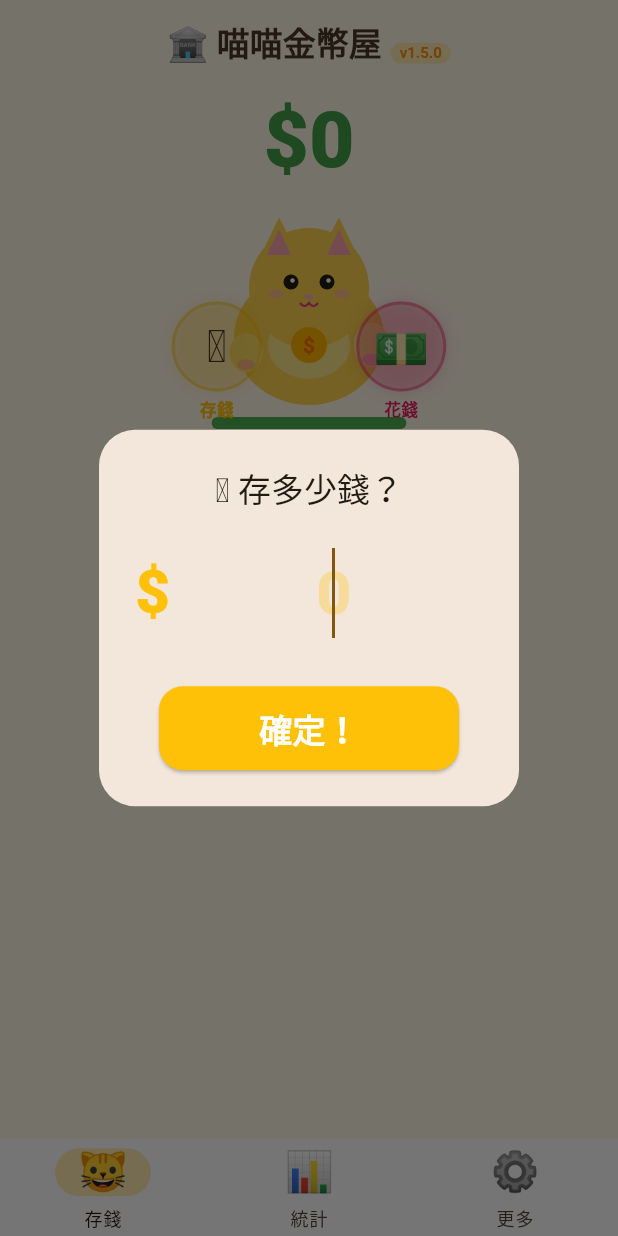
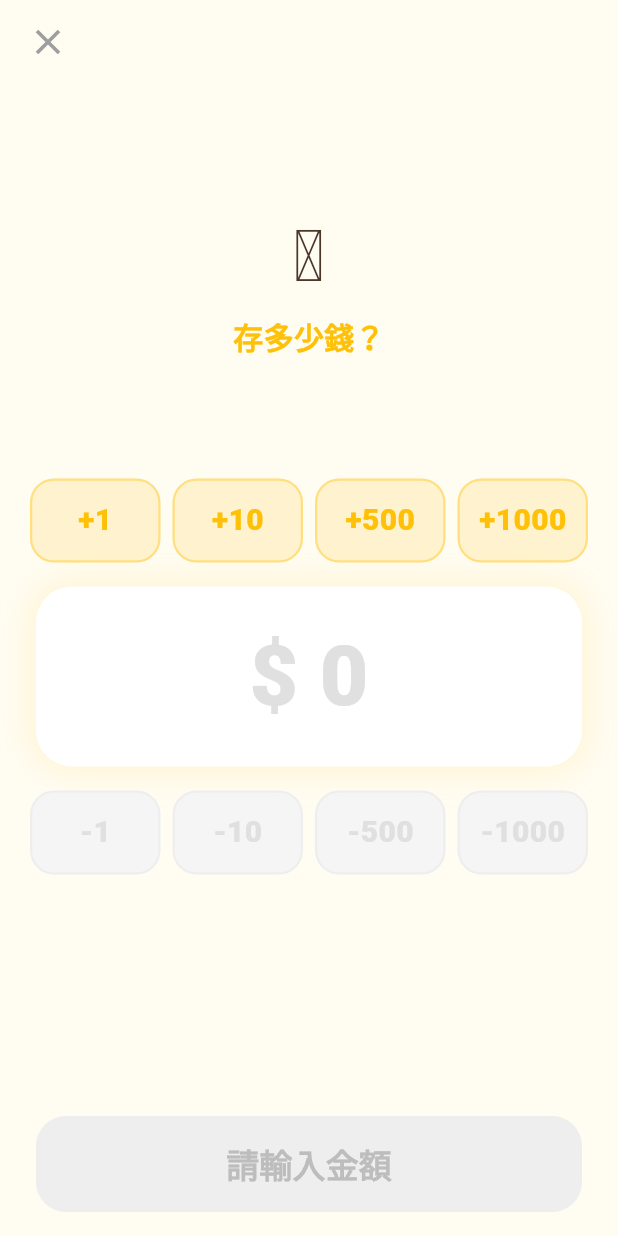
Before and after one commit to seasu/Meow-Meow-Bank, a Flutter app: the screen it shows after launch, after a tap on "存錢", on a phone screen of 412 x 824 dp. Run offline on Flutter 3.47's test engine with Material 3 defaults, Android fonts, the phone set to English and light mode, and no system bars; our stand-ins replace audioplayers, shared_preferences.

Commit message:
feat(ux): full-screen +/- button amount input, no keyboard needed v1.6.0
New amount input screen (replaces text keyboard):
- Full screen layout with big buttons
- 4 denominations: +1, +10, +500, +1000 (top row)
- Giant amount display in center ($ 250)
- 4 subtract buttons: -1, -10, -500, -1000 (bottom row)
- Each tap adds/subtracts, plays coin sound
- Confirm button shows total: '確定 $250！🐾'
- Reset button to clear amount
- Applied to both save and expense flows
- Expense: pick category first (bottom sheet) → then amount screen

Co-authored-by: Seasu <seasu@users.noreply.github.com>

```diff
--- /dev/null
+++ b/lib/screens/amount_input_screen.dart
@@ -0,0 +1,235 @@
+import 'package:flutter/material.dart';
+import 'package:flutter/services.dart';
+import '../utils/sounds.dart';
+
+class AmountInputScreen extends StatefulWidget {
+  final String title;
+  final String emoji;
+  final Color color;
+
+  const AmountInputScreen({
+    super.key,
+    required this.title,
+    required this.emoji,
+    required this.color,
+  });
+
+  @override
+  State<AmountInputScreen> createState() => _AmountInputScreenState();
+}
+
+class _AmountInputScreenState extends State<AmountInputScreen> {
+  int _amount = 0;
+
+  static const _denoms = [1, 10, 500, 1000];
+
+  void _add(int v) {
+    HapticFeedback.lightImpact();
+    SoundService.playCoinDrop();
+    setState(() => _amount += v);
+  }
+
+  void _sub(int v) {
+    HapticFeedback.lightImpact();
+    setState(() => _amount = (_amount - v).clamp(0, 999999));
+  }
+
+  @override
+  Widget build(BuildContext context) {
+    final c = widget.color;
+
+    return Scaffold(
+      backgroundColor: c.withValues(alpha: 0.05),
+      body: SafeArea(
+        child: Column(
+          children: [
+            // Top bar
+            Padding(
+              padding: const EdgeInsets.symmetric(horizontal: 8, vertical: 4),
+              child: Row(
+                children: [
+                  IconButton(
+                    onPressed: () => Navigator.pop(context),
+                    icon: const Icon(Icons.close, size: 28),
+                    color: Colors.grey,
+                  ),
+                  const Spacer(),
+                  if (_amount > 0)
+                    TextButton(
+                      onPressed: () => setState(() => _amount = 0),
+                      child: Text('歸零',
+                          style: TextStyle(color: Colors.grey.shade400, fontSize: 14)),
+                    ),
+                ],
+              ),
+            ),
+
+            const Spacer(flex: 1),
+
+            // Title
+            Text(widget.emoji,
+                style: const TextStyle(fontSize: 48)),
+            const SizedBox(height: 4),
+            Text(widget.title,
+                style: TextStyle(
+                    fontSize: 20,
+                    fontWeight: FontWeight.bold,
+                    color: c)),
+
+            const Spacer(flex: 1),
+
+            // + buttons (top row)
+            Padding(
+              padding: const EdgeInsets.symmetric(horizontal: 16),
+              child: Row(
+                children: _denoms
+                    .map((d) => Expanded(
+                          child: Padding(
+                            padding: const EdgeInsets.symmetric(horizontal: 4),
+                            child: _AmountButton(
+                              label: '+$d',
+                              color: c,
+                              onTap: () => _add(d),
+                              isAdd: true,
+                            ),
+                          ),
+                        ))
+                    .toList(),
+              ),
+            ),
+
+            const SizedBox(height: 16),
+
+            // Amount display (center)
+            Container(
+              margin: const EdgeInsets.symmetric(horizontal: 24),
+              padding: const EdgeInsets.symmetric(vertical: 20),
+              decoration: BoxDecoration(
+                color: Colors.white,
+                borderRadius: BorderRadius.circular(24),
+                boxShadow: [
+                  BoxShadow(color: c.withValues(alpha: 0.15), blurRadius: 20, spreadRadius: 2),
+                ],
+              ),
+              child: Center(
+                child: AnimatedSwitcher(
+                  duration: const Duration(milliseconds: 150),
+                  child: Text(
+                    '\$ $_amount',
+                    key: ValueKey(_amount),
+                    style: TextStyle(
+                      fontSize: _amount > 99999 ? 40 : 56,
+                      fontWeight: FontWeight.w900,
+                      color: _amount > 0 ? c : Colors.grey.shade300,
+                    ),
+                  ),
+                ),
+              ),
+            ),
+
+            const SizedBox(height: 16),
+
+            // - buttons (bottom row)
+            Padding(
+              padding: const EdgeInsets.symmetric(horizontal: 16),
+              child: Row(
+                children: _denoms
+                    .map((d) => Expanded(
+                          child: Padding(
+                            padding: const EdgeInsets.symmetric(horizontal: 4),
+                            child: _AmountButton(
+                              label: '-$d',
+                              color: Colors.grey.shade500,
+                              onTap: _amount >= d ? () => _sub(d) : null,
+                              isAdd: false,
+                            ),
+                          ),
+                        ))
+                    .toList(),
+              ),
+            ),
+
+            const Spacer(flex: 2),
+
+            // Confirm button
+            Padding(
+              padding: const EdgeInsets.fromLTRB(24, 0, 24, 16),
+              child: SizedBox(
+                width: double.infinity,
+                height: 64,
+                child: ElevatedButton(
+                  onPressed: _amount > 0
+                      ? () => Navigator.pop(context, _amount.toDouble())
+                      : null,
+                  style: ElevatedButton.styleFrom(
+                    backgroundColor: c,
+                    foregroundColor: Colors.white,
+                    disabledBackgroundColor: Colors.grey.shade200,
+                    shape: RoundedRectangleBorder(
+                        borderRadius: BorderRadius.circular(20)),
+                    elevation: _amount > 0 ? 4 : 0,
+                  ),
+                  child: Text(
+                    _amount > 0 ? '確定 \$$_amount！🐾' : '請輸入金額',
+                    style: TextStyle(
+                      fontSize: 22,
+                      fontWeight: FontWeight.bold,
+                      color: _amount > 0 ? Colors.white : Colors.grey.shade400,
+                    ),
+                  ),
+                ),
+              ),
+            ),
+          ],
+        ),
+      ),
+    );
+  }
+}
+
+class _AmountButton extends StatelessWidget {
+  final String label;
+  final Color color;
+  final VoidCallback? onTap;
+  final bool isAdd;
+
+  const _AmountButton({
+    required this.label,
+    required this.color,
+    required this.onTap,
+    required this.isAdd,
+  });
+
+  @override
+  Widget build(BuildContext context) {
+    final enabled = onTap != null;
+    return GestureDetector(
+      onTap: onTap,
+      child: AnimatedContainer(
+        duration: const Duration(milliseconds: 100),
+        height: 56,
+        decoration: BoxDecoration(
+          color: enabled
+              ? (isAdd ? color.withValues(alpha: 0.15) : Colors.grey.shade100)
+              : Colors.grey.shade100,
+          borderRadius: BorderRadius.circular(16),
+          border: Border.all(
+            color: enabled
+                ? (isAdd ? color.withValues(alpha: 0.4) : Colors.grey.shade300)
+                : Colors.grey.shade200,
+            width: 1.5,
+          ),
+        ),
+        alignment: Alignment.center,
+        child: Text(
+          label,
+          style: TextStyle(
+            fontSize: 20,
+            fontWeight: FontWeight.w800,
+            color: enabled ? (isAdd ? color : Colors.grey.shade600) : Colors.grey.shade300,
+          ),
+        ),
+      ),
+    );
+  }
+}
--- a/lib/screens/home_screen.dart
+++ b/lib/screens/home_screen.dart
@@ -6,6 +6,7 @@ import '../models/transaction.dart';
 import '../models/constants.dart';
 import '../utils/sounds.dart';
 import '../widgets/lucky_cat.dart';
+import 'amount_input_screen.dart';
 
 class HomeScreen extends StatefulWidget {
   const HomeScreen({super.key});
@@ -21,11 +22,18 @@ class _HomeScreenState extends State<HomeScreen> {
 
   static final _incomeCat = kCategories.firstWhere((c) => c.id == 'income');
 
-  void _onSaveMoney(AppState state) {
-    _showAmountDialog(
-      title: '🪙 存多少錢？',
+  void _onSaveMoney(AppState state) async {
+    final amount = await Navigator.push<double>(
+      context,
+      MaterialPageRoute(
+        builder: (_) => const AmountInputScreen(
+          title: '存多少錢？',
+          emoji: '🪙',
           color: Colors.amber,
-      onConfirm: (amount) {
+        ),
+      ),
+    );
+    if (amount != null && amount > 0 && mounted) {
       SoundService.playCoinDrop();
       HapticFeedback.mediumImpact();
       state.addTransaction(amount, _incomeCat, TransactionType.income, '');
@@ -35,13 +43,23 @@ class _HomeScreenState extends State<HomeScreen> {
         _catWaving = true;
       });
       _resetAnimAfter();
-      },
-    );
+    }
   }
 
   void _onSpendMoney(AppState state) {
-    _showExpenseDialog(
-      onConfirm: (amount, cat) {
+    _showCategoryPicker(
+      onCategorySelected: (cat) async {
+        final amount = await Navigator.push<double>(
+          context,
+          MaterialPageRoute(
+            builder: (_) => AmountInputScreen(
+              title: '${cat.emoji} 花多少錢？',
+              emoji: '💸',
+              color: Colors.pink.shade400,
+            ),
+          ),
+        );
+        if (amount != null && amount > 0 && mounted) {
           HapticFeedback.mediumImpact();
           state.addTransaction(amount, cat, TransactionType.expense, '');
           setState(() {
@@ -49,6 +67,7 @@ class _HomeScreenState extends State<HomeScreen> {
             _catMessage = '-\$${amount.toInt()} 花錢要想想喔～';
           });
           _resetAnimAfter();
+        }
       },
     );
   }
@@ -66,131 +85,43 @@ class _HomeScreenState extends State<HomeScreen> {
     });
   }
 
-  void _showAmountDialog({
-    required String title,
-    required Color color,
-    required void Function(double amount) onConfirm,
-  }) {
-    final ctrl = TextEditingController();
-    showDialog(
+  void _showCategoryPicker({required void Function(TxCategory cat) onCategorySelected}) {
+    final expCats = kCategories.where((c) => c.type == TransactionType.expense).toList();
+    showModalBottomSheet(
       context: context,
-      builder: (ctx) => AlertDialog(
-        shape: RoundedRectangleBorder(borderRadius: BorderRadius.circular(24)),
-        title: Text(title, style: const TextStyle(fontSize: 22), textAlign: TextAlign.center),
-        content: TextField(
-          controller: ctrl,
-          autofocus: true,
-          keyboardType: TextInputType.number,
-          textAlign: TextAlign.center,
-          style: TextStyle(fontSize: 40, fontWeight: FontWeight.w900, color: color),
-          decoration: InputDecoration(
-            hintText: '0',
-            hintStyle: TextStyle(fontSize: 40, color: color.withValues(alpha: 0.3)),
-            prefixText: '\$ ',
-            prefixStyle: TextStyle(fontSize: 40, fontWeight: FontWeight.w900, color: color),
-            border: InputBorder.none,
+      shape: const RoundedRectangleBorder(
+        borderRadius: BorderRadius.vertical(top: Radius.circular(24)),
       ),
-        ),
-        actionsAlignment: MainAxisAlignment.center,
-        actions: [
-          SizedBox(
-            width: 200,
-            height: 56,
-            child: ElevatedButton(
-              onPressed: () {
-                final amt = double.tryParse(ctrl.text) ?? 0;
-                if (amt > 0) {
-                  Navigator.pop(ctx);
-                  onConfirm(amt);
-                }
-              },
-              style: ElevatedButton.styleFrom(
-                backgroundColor: color,
-                foregroundColor: Colors.white,
-                shape: RoundedRectangleBorder(borderRadius: BorderRadius.circular(16)),
-              ),
-              child: const Text('確定！', style: TextStyle(fontSize: 22, fontWeight: FontWeight.bold)),
-            ),
-          ),
-        ],
-      ),
-    );
-  }
-
-  void _showExpenseDialog({required void Function(double, TxCategory) onConfirm}) {
-    String selectedId = '';
-    final ctrl = TextEditingController();
-    final expCats = kCategories.where((c) => c.type == TransactionType.expense).toList();
-
-    showDialog(
-      context: context,
-      builder: (ctx) => StatefulBuilder(
-        builder: (ctx, setS) => AlertDialog(
-          shape: RoundedRectangleBorder(borderRadius: BorderRadius.circular(24)),
-          title: const Text('💸 花了什麼錢？', style: TextStyle(fontSize: 22), textAlign: TextAlign.center),
-          content: Column(
+      builder: (ctx) => Padding(
+        padding: const EdgeInsets.fromLTRB(20, 24, 20, 32),
+        child: Column(
           mainAxisSize: MainAxisSize.min,
           children: [
-              Wrap(
-                spacing: 8,
-                runSpacing: 8,
-                alignment: WrapAlignment.center,
+            const Text('花了什麼？', style: TextStyle(fontSize: 20, fontWeight: FontWeight.bold)),
+            const SizedBox(height: 20),
+            Row(
+              mainAxisAlignment: MainAxisAlignment.spaceEvenly,
               children: expCats.map((c) => GestureDetector(
-                  onTap: () => setS(() => selectedId = c.id),
-                  child: AnimatedContainer(
-                    duration: const Duration(milliseconds: 150),
-                    width: 64, height: 64,
+                onTap: () {
+                  Navigator.pop(ctx);
+                  onCategorySelected(c);
+                },
+                child: Container(
+                  width: 72, height: 72,
                   decoration: BoxDecoration(
-                      color: selectedId == c.id ? Colors.pink.shade100 : Colors.grey.shade100,
-                      borderRadius: BorderRadius.circular(14),
-                      border: selectedId == c.id ? Border.all(color: Colors.pink, width: 3) : null,
+                    color: Colors.pink.shade50,
+                    borderRadius: BorderRadius.circular(18),
+                    border: Border.all(color: Colors.pink.shade200),
                   ),
                   child: Column(
                     mainAxisAlignment: MainAxisAlignment.center,
                     children: [
-                        Text(c.emoji, style: const TextStyle(fontSize: 26)),
-                        Text(c.name, style: const TextStyle(fontSize: 10)),
+                      Text(c.emoji, style: const TextStyle(fontSize: 32)),
+                      Text(c.name, style: TextStyle(fontSize: 11, color: Colors.pink.shade400)),
                     ],
                   ),
                 ),
               )).toList(),
-              ),
-              const SizedBox(height: 16),
-              TextField(
-                controller: ctrl,
-                autofocus: true,
-                keyboardType: TextInputType.number,
-                textAlign: TextAlign.center,
-                style: TextStyle(fontSize: 36, fontWeight: FontWeight.w900, color: Colors.pink.shade400),
-                decoration: InputDecoration(
-                  hintText: '0',
-                  hintStyle: TextStyle(fontSize: 36, color: Colors.pink.shade100),
-                  prefixText: '\$ ',
-                  prefixStyle: TextStyle(fontSize: 36, fontWeight: FontWeight.w900, color: Colors.pink.shade300),
-                  border: InputBorder.none,
-                ),
-              ),
-            ],
-          ),
-          actionsAlignment: MainAxisAlignment.center,
-          actions: [
-            SizedBox(
-              width: 200, height: 52,
-              child: ElevatedButton(
-                onPressed: () {
-                  final amt = double.tryParse(ctrl.text) ?? 0;
-                  if (amt > 0 && selectedId.isNotEmpty) {
-                    Navigator.pop(ctx);
-                    onConfirm(amt, expCats.firstWhere((c) => c.id == selectedId));
-                  }
-                },
-                style: ElevatedButton.styleFrom(
-                  backgroundColor: Colors.pink.shade400,
-                  foregroundColor: Colors.white,
-                  shape: RoundedRectangleBorder(borderRadius: BorderRadius.circular(16)),
-                ),
-                child: const Text('確定！', style: TextStyle(fontSize: 20, fontWeight: FontWeight.bold)),
-              ),
             ),
           ],
         ),
--- a/lib/utils/version.dart
+++ b/lib/utils/version.dart
@@ -1 +1 @@
-const String appVersion = '1.5.0';
+const String appVersion = '1.6.0';
--- a/pubspec.yaml
+++ b/pubspec.yaml
@@ -1,7 +1,7 @@
 name: meow_meow_bank
 description: "喵喵金幣屋 — 兒童理財記帳 App"
 publish_to: 'none'
-version: 1.5.0+6
+version: 1.6.0+7
 
 environment:
   sdk: ^3.11.0
```
Lines whose indentation alone changed are shown as unchanged.
